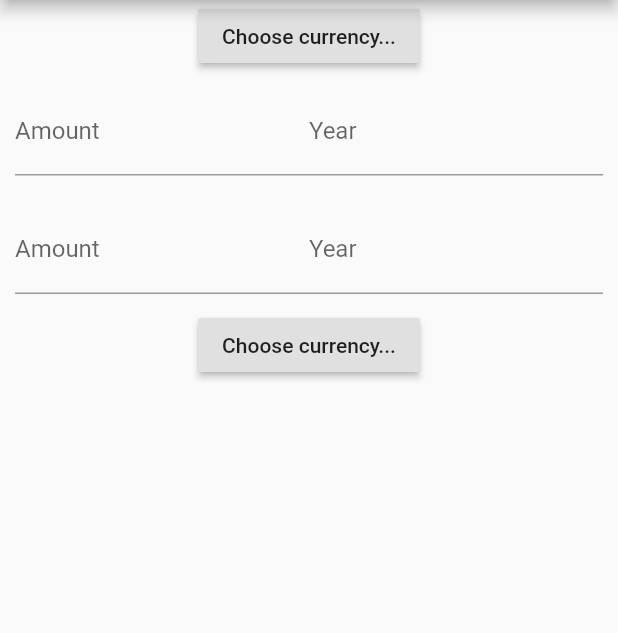
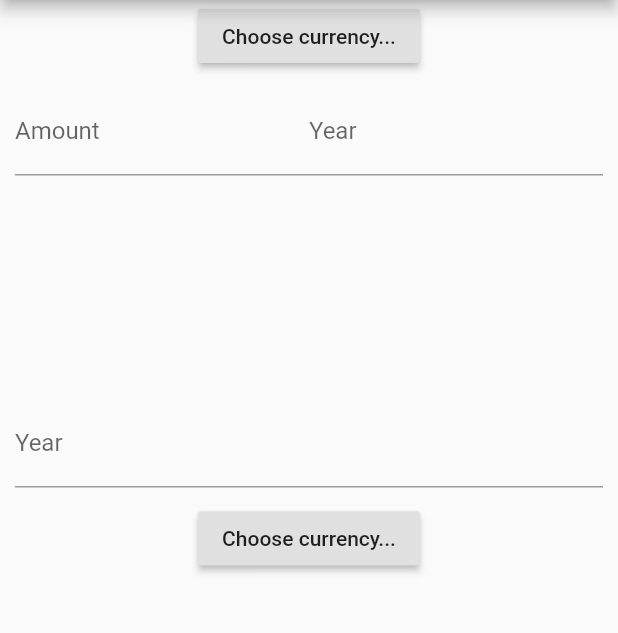
Before and after one commit to jltimm/inflation-calculator, a Flutter app: the screen it shows after launch, on a phone screen of 412 x 824 dp, the part 84-717 px from its top. Run offline on Flutter 3.47's test engine with Material 2 defaults, Android fonts, the phone set to English and light mode, and no system bars.

Commit message:
layout changes

```diff
--- a/lib/main.dart
+++ b/lib/main.dart
@@ -19,7 +19,7 @@ class _HomeState extends State<Home> {
   String _yearBefore = "";
   String _yearAfter = "";
   String _currencyBefore = "";
-  String _currencyAfter = "";
+  //String _currencyAfter = "";
   String _buttonBefore = "USD";
   String _buttonAfter = "USD";
 
@@ -29,11 +29,11 @@ class _HomeState extends State<Home> {
     });
   }
 
-  void _handleYearAfterChanged(String newString) {
-    setState(() {
-      _yearAfter = newString;
-    });
-  }
+  // void _handleYearAfterChanged(String newString) {
+  //   setState(() {
+  //     _yearAfter = newString;
+  //   });
+  // }
 
   void _handleButtonBeforeChanged(String newString) {
     setState(() {
@@ -59,8 +59,7 @@ class _HomeState extends State<Home> {
     });
   }
 
-  @override
-  Widget build(BuildContext context) {
+  Widget buildBeforeInput() {
     return new Column(
       children: [
         new ButtonTest(
@@ -70,7 +69,7 @@ class _HomeState extends State<Home> {
           padding: const EdgeInsets.all(10.0),
           child: new Row(
             mainAxisAlignment: MainAxisAlignment.spaceEvenly,
-            children:[
+            children: [
               new Expanded(
                 child: new TextBoxTest(
                   label: "Amount",
@@ -84,19 +83,26 @@ class _HomeState extends State<Home> {
                 ),
               ),
             ],
-          )
-        ),
+          ),
+        )
+      ],
+    );
+  }
+
+  Widget buildAfterInput() {
+    return new Column(
+      children: [
         new Container(
           padding: const EdgeInsets.all(10.0),
           child: new Row(
             mainAxisAlignment: MainAxisAlignment.spaceEvenly,
             children:[
-              new Expanded(
-                child: new TextBoxTest(
-                  label: "Amount",
-                  onTextChanged: _handleYearAfterChanged,
-                ),
-              ),
+              // new Expanded(
+              //   child: new TextBoxTest(
+              //     label: "Amount",
+              //     onTextChanged: _handleYearAfterChanged,
+              //   ),
+              // ),
               new Expanded(
                 child: new TextBoxTest(
                   label: "Year",
@@ -109,6 +115,22 @@ class _HomeState extends State<Home> {
         new ButtonTest(
           onTextChangedButton: _handleButtonAfterChanged,
         ),
+      ],
+    );
+  }
+
+  @override
+  Widget build(BuildContext context) {
+    return new Column(
+      children: [
+        new Expanded(
+          flex: 1,
+          child: buildBeforeInput(),
+        ),
+        new Expanded(
+          flex: 2,
+          child: buildAfterInput(),
+        )
       ],
     );
   }
```
